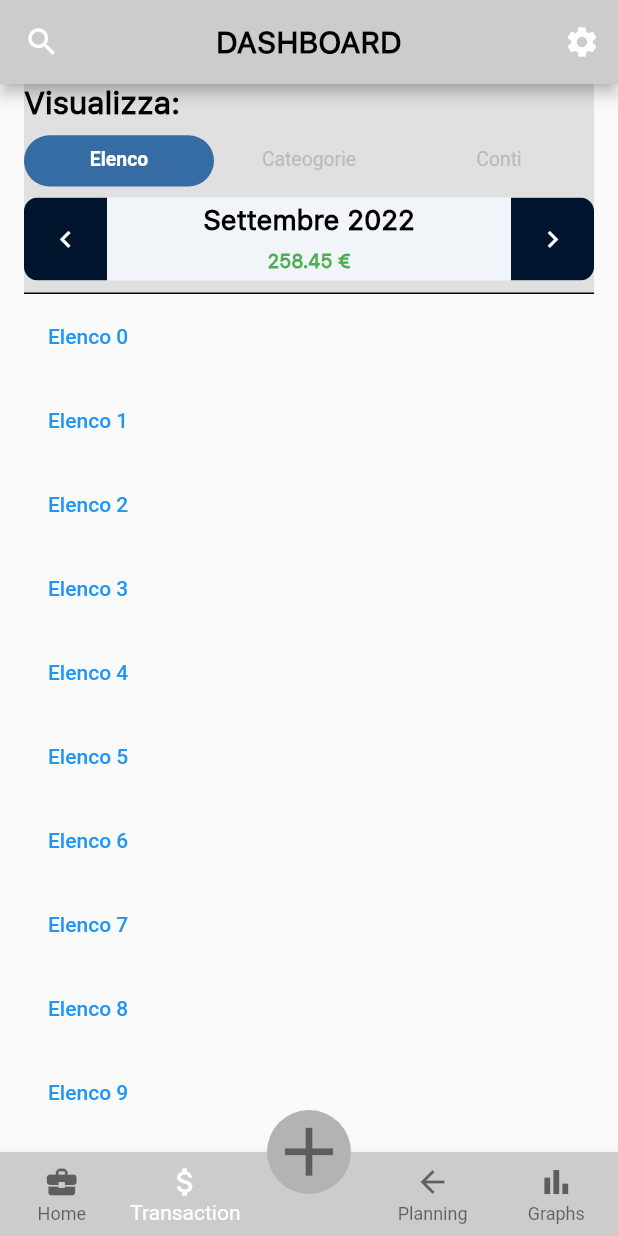
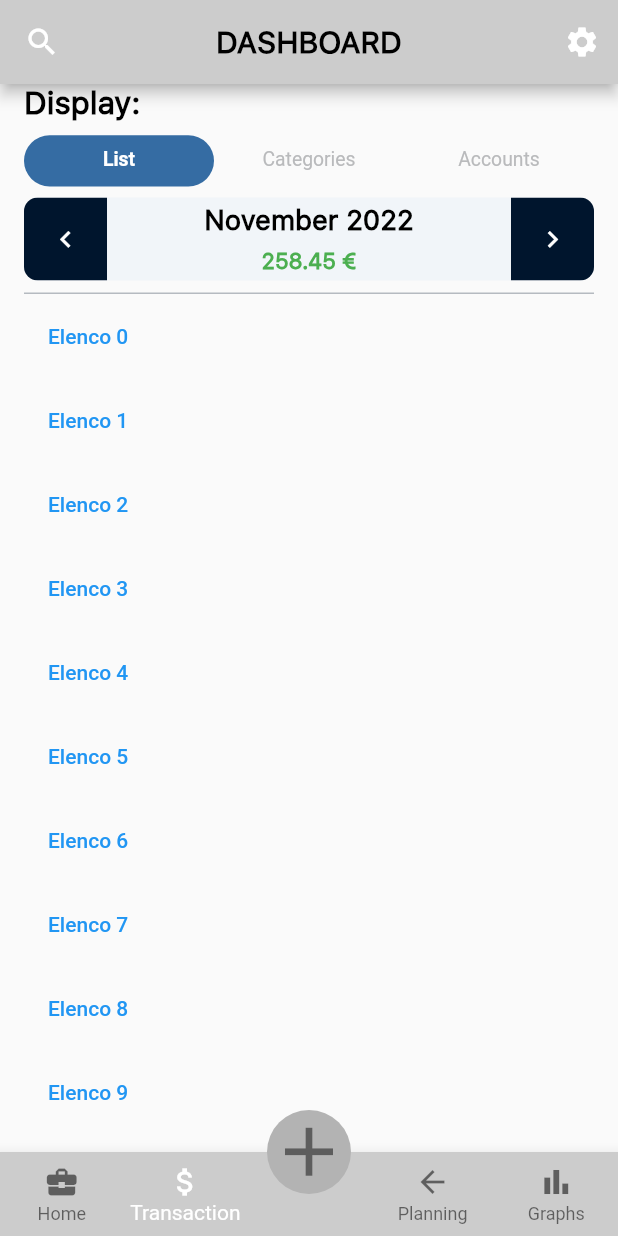
Before and after one commit to RIP-Comm/sossoldi, a Flutter app: the screen it shows after launch, item 2 of the bottom bar chosen, after a tap on the "chevron left" icon, on a phone screen of 412 x 824 dp. Run offline on Flutter 3.47's test engine with Material 2 defaults, Android fonts, the light colour scheme and no system bars; our stand-ins replace percent_indicator, sqflite, sqflite_common_ffi; missing offline and left inert: circular_menu; accounts and stored records are empty.

Commit message:
Improve the header of the "Transactions" page
Change titles to english and inherit fonts from Theme
Change month and open picker to select a different range of dates
Improve the header animation and disable buttons during the transition

```diff
--- a/lib/pages/transactions_page/transactions_page.dart
+++ b/lib/pages/transactions_page/transactions_page.dart
@@ -11,24 +11,30 @@ class TransactionsPage extends StatefulWidget {
 }
 
 class _TransactionsPageState extends State<TransactionsPage>
-    with SingleTickerProviderStateMixin {
+    with TickerProviderStateMixin {
   static const List<Tab> myTabs = <Tab>[
-    Tab(text: "Elenco", height: 35),
-    Tab(text: "Cateogorie", height: 35),
-    Tab(text: "Conti", height: 35),
+    Tab(text: "List", height: 35),
+    Tab(text: "Categories", height: 35),
+    Tab(text: "Accounts", height: 35),
   ];
 
   late TabController _tabController;
+  late ScrollController _scrollController;
+
+  final double headerMaxHeight = 140.0;
+  final double headerMinHeight = 56.0;
 
   @override
   void initState() {
     super.initState();
     _tabController = TabController(vsync: this, length: myTabs.length);
+    _scrollController = ScrollController();
   }
 
   @override
   void dispose() {
     _tabController.dispose();
+    _scrollController.dispose();
     super.dispose();
   }
 
@@ -36,13 +42,38 @@ class _TransactionsPageState extends State<TransactionsPage>
   Widget build(BuildContext context) {
     return Padding(
       padding: const EdgeInsets.only(left: 16, right: 16),
+      child: NotificationListener<ScrollEndNotification>(
+        onNotification: (notification) {
+          // snap the header open/close when it's in between the two states
+          final double scrollDistance = headerMaxHeight - headerMinHeight;
+
+          if (_scrollController.offset > 0 &&
+              _scrollController.offset < scrollDistance) {
+            final double snapOffset =
+                (_scrollController.offset / scrollDistance > 0.5)
+                    ? scrollDistance + 10
+                    : 0;
+
+            //! the app freezes on animateTo
+            // // Future.microtask(() => _scrollController.animateTo(snapOffset,
+            // //     duration: Duration(milliseconds: 200), curve: Curves.easeIn));
+
+            // microtask() runs the callback after the build ends
+            Future.microtask(() => _scrollController.jumpTo(snapOffset));
+          }
+          return false;
+        },
         child: NestedScrollView(
+          controller: _scrollController,
           headerSliverBuilder: (context, innerBoxIsScrolled) {
             return [
               SliverPersistentHeader(
                 delegate: CustomSliverDelegate(
+                  ticker: this,
                   myTabs: myTabs,
                   tabController: _tabController,
+                  expandedHeight: headerMaxHeight,
+                  minHeight: headerMinHeight,
                 ),
                 pinned: true,
                 floating: true,
@@ -58,6 +89,7 @@ class _TransactionsPageState extends State<TransactionsPage>
             ],
           ),
         ),
+      ),
     );
   }
 }
--- a/lib/pages/transactions_page/widgets/custom_sliver_delegate.dart
+++ b/lib/pages/transactions_page/widgets/custom_sliver_delegate.dart
@@ -1,29 +1,29 @@
 import 'dart:math';
 
 import 'package:flutter/material.dart';
+import 'package:flutter/rendering.dart';
 
 import 'month_selector.dart';
 
 class CustomSliverDelegate extends SliverPersistentHeaderDelegate {
   const CustomSliverDelegate({
+    required this.ticker,
     required this.myTabs,
     required this.tabController,
+    required this.expandedHeight,
+    required this.minHeight,
   });
 
   final TabController tabController;
   final List<Tab> myTabs;
+  final TickerProvider ticker;
 
-  static const double minHeight = 56.0;
-  static const double expandedHeight = 140.0;
+  final double minHeight;
+  final double expandedHeight;
 
   final amount = 258.45; // get from backend
 
   // TODO: expand on Tap
-  // TODO: snap to open/closed when it's almost open/closed
-
-  // TODO: make header floating
-  // FloatingHeaderSnapConfiguration
-  // https://api.flutter.dev/flutter/widgets/SliverPersistentHeaderDelegate/snapConfiguration.html
 
   @override
   Widget build(context, double shrinkOffset, bool overlapsContent) {
@@ -32,8 +32,10 @@ class CustomSliverDelegate extends SliverPersistentHeaderDelegate {
 
     // TODO: improve animations
     // prevent the expanded widget from shrinking in size when collapsing
+
     return Container(
-      color: Colors.grey.shade300,
+      color: Color(0xFFfafafa),
+      // color: Theme.of(context).colorScheme.background, // currently it's light blue
       child: Column(
         crossAxisAlignment: CrossAxisAlignment.stretch,
         children: [
@@ -47,7 +49,7 @@ class CustomSliverDelegate extends SliverPersistentHeaderDelegate {
             child: FittedBox(
               alignment: Alignment.topLeft,
               child: Text(
-                "Visualizza:",
+                "Display:",
                 style: Theme.of(context).textTheme.displayMedium,
               ),
             ),
@@ -59,15 +61,12 @@ class CustomSliverDelegate extends SliverPersistentHeaderDelegate {
                 if (shrinkPercentage < .5)
                   Opacity(
                     opacity: 1 - shrinkPercentage,
-                    child: _buildExtendedWidget(context),
+                    child: _buildExtendedWidget(context, shrinkPercentage),
                   ),
                 if (shrinkPercentage > .5)
                   Opacity(
                     opacity: shrinkPercentage,
-                    child: Padding(
-                      padding: const EdgeInsets.symmetric(horizontal: 8),
                     child: _buildCollapsedWidget(context),
-                    ),
                   ),
               ],
             ),
@@ -76,20 +75,23 @@ class CustomSliverDelegate extends SliverPersistentHeaderDelegate {
           const Divider(
             thickness: 1.0,
             height: 1,
-            color: Colors.black,
+            color: Color(0xFFB5BAC0),
           ),
         ],
       ),
     );
   }
 
-  _buildExtendedWidget(BuildContext context) {
+  _buildExtendedWidget(BuildContext context, double shrinkPercentage) {
     return ClipRect(
       child: FittedBox(
         fit: BoxFit.fitHeight,
         alignment: Alignment.center,
         child: SizedBox(
           width: MediaQuery.of(context).size.width,
+          child: IgnorePointer(
+            // disable all buttons during the transition
+            ignoring: (shrinkPercentage != 0),
             child: Column(
               crossAxisAlignment: CrossAxisAlignment.start,
               children: [
@@ -105,15 +107,16 @@ class CustomSliverDelegate extends SliverPersistentHeaderDelegate {
                     color: Color(0xFF356CA3),
                   ),
                   // TODO: capitalize text of the selected label
+                  // not possible from TextStyle https://github.com/flutter/flutter/issues/22695
                   labelStyle: const TextStyle(fontWeight: FontWeight.bold),
                   unselectedLabelStyle:
                       const TextStyle(fontWeight: FontWeight.normal),
                   tabs: myTabs,
                 ),
                 const SizedBox(height: 8),
-              // TODO: make sure buttons are not clickable when partially collapsed
                 MonthSelector(amount: amount),
               ],
+            ),
           ),
         ),
       ),
@@ -149,10 +152,10 @@ class CustomSliverDelegate extends SliverPersistentHeaderDelegate {
         ),
         Text(
           "$amount €",
-          style: TextStyle(
-              color: (amount > 0) ? Colors.green : Colors.red,
-              fontWeight: FontWeight.bold,
-              fontFamily: 'SF Pro Text'),
+          style: Theme.of(context)
+              .textTheme
+              .bodyLarge
+              ?.copyWith(color: (amount > 0) ? Colors.green : Colors.red),
         ),
       ],
     );
@@ -162,8 +165,19 @@ class CustomSliverDelegate extends SliverPersistentHeaderDelegate {
   double get maxExtent => expandedHeight;
 
   @override
-  double get minExtent => minHeight; //kToolbarHeight + 30;
+  double get minExtent => minHeight;
 
   @override
   bool shouldRebuild(SliverPersistentHeaderDelegate oldDelegate) => true;
+
+  @override
+  TickerProvider? get vsync => ticker;
+
+  @override
+  FloatingHeaderSnapConfiguration? get snapConfiguration {
+    return FloatingHeaderSnapConfiguration(
+      curve: Curves.easeIn,
+      duration: const Duration(milliseconds: 200),
+    );
   }
+}
--- a/lib/pages/transactions_page/widgets/month_selector.dart
+++ b/lib/pages/transactions_page/widgets/month_selector.dart
@@ -1,20 +1,58 @@
 import 'package:flutter/material.dart';
+import 'package:intl/intl.dart';
 
 class MonthSelector extends StatelessWidget {
-  const MonthSelector({
+  MonthSelector({
     required this.amount,
     Key? key,
   }) : super(key: key);
 
-  final double amount;
+  final double amount; // get from backend (Bloc) instead of from parent
   final double height = 60;
+
+  final startDate = ValueNotifier<DateTime>(DateTime(
+    DateTime.now().year,
+    DateTime.now().month,
+    1,
+  )); // last day of the month
+  final endDate = ValueNotifier<DateTime>(DateTime(
+    DateTime.now().year,
+    DateTime.now().month + 1,
+    0,
+  )); // last day of the month
+
+  String getFormattedDate() {
+    DateTime lastOfMonth =
+        DateTime(startDate.value.year, startDate.value.month + 1, 0);
+
+    if (startDate.value.day == 1 && endDate.value == lastOfMonth) {
+      return DateFormat('MMMM yyyy').format(startDate.value);
+    } else {
+      final s = DateFormat('dd/MM/yy').format(startDate.value);
+      final e = DateFormat('dd/MM/yy').format(endDate.value);
+      return "$s - $e";
+    }
+  }
 
   @override
   Widget build(BuildContext context) {
     return GestureDetector(
-      onTap: () {
-        // TODO: implement date picker for custom period
-        print('Choose a custom range of dates');
+      onTap: () async {
+        // pick range of dates
+        DateTimeRange? range = await showDateRangePicker(
+          context: context,
+          firstDate: DateTime(2010, 1, 1),
+          lastDate: DateTime(2030, 12, 31),
+          currentDate: DateTime.now(),
+          initialDateRange: DateTimeRange(
+            start: startDate.value,
+            end: endDate.value,
+          ),
+        );
+        if (range != null) {
+          startDate.value = range.start;
+          endDate.value = range.end;
+        }
       },
       child: Container(
         clipBehavior: Clip.antiAlias, // force rounded corners on children
@@ -27,6 +65,13 @@ class MonthSelector extends StatelessWidget {
           mainAxisAlignment: MainAxisAlignment.spaceBetween,
           children: [
             GestureDetector(
+              onTap: () {
+                // move to previous month
+                startDate.value = DateTime(startDate.value.year,
+                    startDate.value.month - 1, startDate.value.day);
+                endDate.value = DateTime(
+                    startDate.value.year, startDate.value.month + 1, 0);
+              },
               child: Container(
                 height: height,
                 width: height,
@@ -36,28 +81,34 @@ class MonthSelector extends StatelessWidget {
                   color: Colors.white,
                 ),
               ),
-              onTap: () {
-                // TODO: implement moving to previus month
-                print("Move to previus month");
-              },
             ),
-            Column(
+            ValueListenableBuilder(
+              valueListenable: startDate,
+              builder: (context, value, child) {
+                return Column(
                   mainAxisAlignment: MainAxisAlignment.spaceAround,
                   children: [
                     Text(
-                  "Settembre 2022",
+                      getFormattedDate(),
                       style: Theme.of(context).textTheme.displayMedium,
                     ),
                     Text(
                       "$amount €",
-                  style: TextStyle(
-                      color: (amount > 0) ? Colors.green : Colors.red,
-                      fontWeight: FontWeight.bold,
-                      fontFamily: 'SF Pro Text'),
+                      style: Theme.of(context).textTheme.labelMedium?.copyWith(
+                          color: (amount > 0) ? Colors.green : Colors.red),
                     ),
                   ],
+                );
+              },
             ),
             GestureDetector(
+              onTap: () {
+                // move to next month
+                startDate.value = DateTime(startDate.value.year,
+                    startDate.value.month + 1, startDate.value.day);
+                endDate.value = DateTime(
+                    startDate.value.year, startDate.value.month + 1, 0);
+              },
               child: Container(
                 height: height,
                 width: height,
@@ -67,10 +118,6 @@ class MonthSelector extends StatelessWidget {
                   color: Colors.white,
                 ),
               ),
-              onTap: () {
-                // TODO: implement moving to next month
-                print("Move to next month");
-              },
             ),
           ],
         ),
```
Lines whose indentation alone changed are shown as unchanged.
